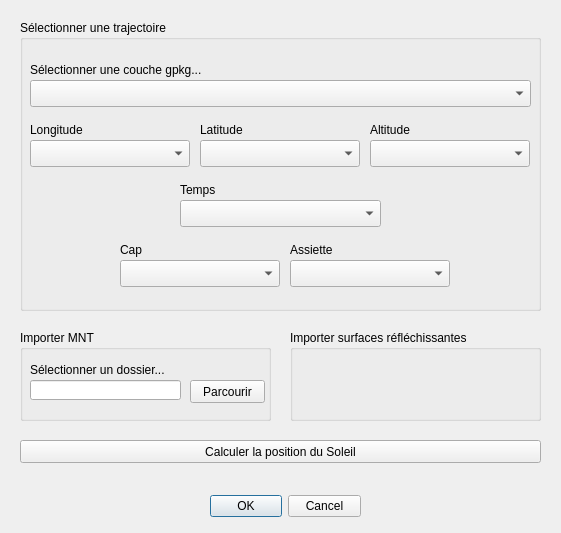
Above: eblouissement/Eblouissement_dialog_base.ui from PaulCllch/BEA before the change. Below: the same form after it.
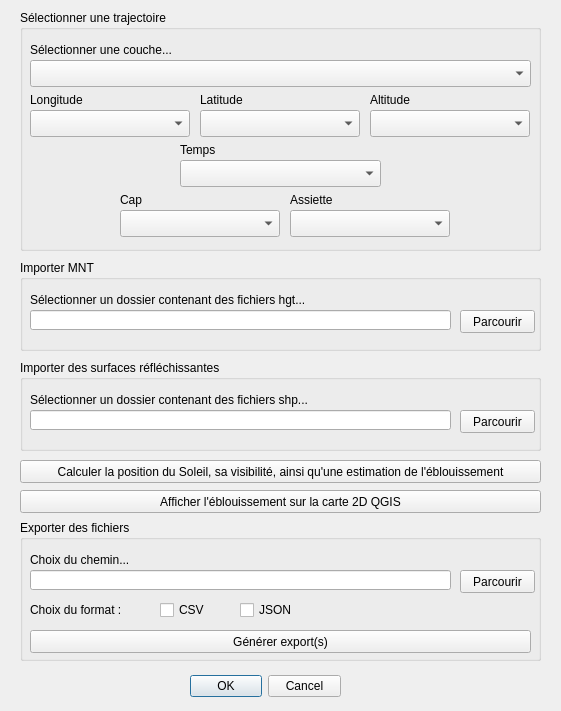
That is the form after the change. Custom widgets are drawn as their Qt base class.

Diff of the .ui file:
```diff
--- a/eblouissement/Eblouissement_dialog_base.ui
+++ b/eblouissement/Eblouissement_dialog_base.ui
@@ -7,7 +7,7 @@
     <x>0</x>
     <y>0</y>
     <width>561</width>
-    <height>533</height>
+    <height>711</height>
    </rect>
   </property>
   <property name="windowTitle">
@@ -16,8 +16,8 @@
   <widget class="QDialogButtonBox" name="button_box">
    <property name="geometry">
     <rect>
-     <x>210</x>
-     <y>490</y>
+     <x>190</x>
+     <y>670</y>
      <width>151</width>
      <height>32</height>
     </rect>
@@ -33,9 +33,9 @@
    <property name="geometry">
     <rect>
      <x>20</x>
-     <y>20</y>
+     <y>10</y>
      <width>521</width>
-     <height>291</height>
+     <height>241</height>
     </rect>
    </property>
    <property name="title">
@@ -45,20 +45,20 @@
     <property name="geometry">
      <rect>
       <x>10</x>
-      <y>40</y>
+      <y>30</y>
       <width>191</width>
       <height>19</height>
      </rect>
     </property>
     <property name="text">
-     <string>Sélectionner une couche gpkg...</string>
+     <string>Sélectionner une couche...</string>
     </property>
    </widget>
    <widget class="QgsMapLayerComboBox" name="select_traj">
     <property name="geometry">
      <rect>
       <x>10</x>
-      <y>60</y>
+      <y>50</y>
       <width>501</width>
       <height>27</height>
      </rect>
@@ -68,7 +68,7 @@
     <property name="geometry">
      <rect>
       <x>10</x>
-      <y>120</y>
+      <y>100</y>
       <width>160</width>
       <height>27</height>
      </rect>
@@ -78,7 +78,7 @@
     <property name="geometry">
      <rect>
       <x>10</x>
-      <y>100</y>
+      <y>80</y>
       <width>191</width>
       <height>19</height>
      </rect>
@@ -91,7 +91,7 @@
     <property name="geometry">
      <rect>
       <x>180</x>
-      <y>100</y>
+      <y>80</y>
       <width>191</width>
       <height>19</height>
      </rect>
@@ -104,7 +104,7 @@
     <property name="geometry">
      <rect>
       <x>180</x>
-      <y>120</y>
+      <y>100</y>
       <width>160</width>
       <height>27</height>
      </rect>
@@ -114,7 +114,7 @@
     <property name="geometry">
      <rect>
       <x>350</x>
-      <y>100</y>
+      <y>80</y>
       <width>191</width>
       <height>19</height>
      </rect>
@@ -127,7 +127,7 @@
     <property name="geometry">
      <rect>
       <x>350</x>
-      <y>120</y>
+      <y>100</y>
       <width>160</width>
       <height>27</height>
      </rect>
@@ -137,7 +137,7 @@
     <property name="geometry">
      <rect>
       <x>160</x>
-      <y>160</y>
+      <y>130</y>
       <width>191</width>
       <height>19</height>
      </rect>
@@ -150,7 +150,7 @@
     <property name="geometry">
      <rect>
       <x>160</x>
-      <y>180</y>
+      <y>150</y>
       <width>201</width>
       <height>27</height>
      </rect>
@@ -160,7 +160,7 @@
     <property name="geometry">
      <rect>
       <x>100</x>
-      <y>220</y>
+      <y>180</y>
       <width>191</width>
       <height>19</height>
      </rect>
@@ -173,7 +173,7 @@
     <property name="geometry">
      <rect>
       <x>270</x>
-      <y>240</y>
+      <y>200</y>
       <width>160</width>
       <height>27</height>
      </rect>
@@ -183,7 +183,7 @@
     <property name="geometry">
      <rect>
       <x>100</x>
-      <y>240</y>
+      <y>200</y>
       <width>160</width>
       <height>27</height>
      </rect>
@@ -193,7 +193,7 @@
     <property name="geometry">
      <rect>
       <x>270</x>
-      <y>220</y>
+      <y>180</y>
       <width>191</width>
       <height>19</height>
      </rect>
@@ -207,8 +207,8 @@
    <property name="geometry">
     <rect>
      <x>20</x>
-     <y>330</y>
-     <width>251</width>
+     <y>260</y>
+     <width>521</width>
      <height>91</height>
     </rect>
    </property>
@@ -218,7 +218,7 @@
    <widget class="QPushButton" name="parcourir_mnt">
     <property name="geometry">
      <rect>
-      <x>170</x>
+      <x>440</x>
       <y>50</y>
       <width>75</width>
       <height>23</height>
@@ -233,12 +233,12 @@
      <rect>
       <x>10</x>
       <y>30</y>
-      <width>191</width>
+      <width>301</width>
       <height>19</height>
      </rect>
     </property>
     <property name="text">
-     <string>Sélectionner un dossier...</string>
+     <string>Sélectionner un dossier contenant des fichiers hgt...</string>
     </property>
    </widget>
    <widget class="QLineEdit" name="text_mnt">
@@ -246,36 +246,186 @@
      <rect>
       <x>10</x>
       <y>50</y>
-      <width>151</width>
+      <width>421</width>
       <height>20</height>
      </rect>
     </property>
    </widget>
   </widget>
-  <widget class="QGroupBox" name="surfreflecto">
-   <property name="geometry">
-    <rect>
-     <x>290</x>
-     <y>330</y>
-     <width>251</width>
-     <height>91</height>
-    </rect>
-   </property>
-   <property name="title">
-    <string>Importer surfaces réfléchissantes</string>
-   </property>
-  </widget>
   <widget class="QPushButton" name="button_sun_pos_calc">
    <property name="geometry">
     <rect>
      <x>20</x>
-     <y>440</y>
+     <y>460</y>
      <width>521</width>
      <height>23</height>
     </rect>
    </property>
    <property name="text">
-    <string>Calculer la position du Soleil</string>
+    <string>Calculer la position du Soleil, sa visibilité, ainsi qu'une estimation de l'éblouissement</string>
+   </property>
+  </widget>
+  <widget class="QGroupBox" name="group_export">
+   <property name="geometry">
+    <rect>
+     <x>20</x>
+     <y>520</y>
+     <width>521</width>
+     <height>141</height>
+    </rect>
+   </property>
+   <property name="title">
+    <string>Exporter des fichiers</string>
+   </property>
+   <widget class="QLineEdit" name="text_export">
+    <property name="geometry">
+     <rect>
+      <x>10</x>
+      <y>50</y>
+      <width>421</width>
+      <height>20</height>
+     </rect>
+    </property>
+   </widget>
+   <widget class="QPushButton" name="parcourir_export">
+    <property name="geometry">
+     <rect>
+      <x>440</x>
+      <y>50</y>
+      <width>75</width>
+      <height>23</height>
+     </rect>
+    </property>
+    <property name="text">
+     <string>Parcourir</string>
+    </property>
+   </widget>
+   <widget class="QLabel" name="label_export">
+    <property name="geometry">
+     <rect>
+      <x>10</x>
+      <y>30</y>
+      <width>301</width>
+      <height>19</height>
+     </rect>
+    </property>
+    <property name="text">
+     <string>Choix du chemin...</string>
+    </property>
+   </widget>
+   <widget class="QCheckBox" name="csv">
+    <property name="geometry">
+     <rect>
+      <x>140</x>
+      <y>80</y>
+      <width>81</width>
+      <height>20</height>
+     </rect>
+    </property>
+    <property name="text">
+     <string>CSV</string>
+    </property>
+   </widget>
+   <widget class="QCheckBox" name="json">
+    <property name="geometry">
+     <rect>
+      <x>220</x>
+      <y>80</y>
+      <width>81</width>
+      <height>20</height>
+     </rect>
+    </property>
+    <property name="text">
+     <string>JSON</string>
+    </property>
+   </widget>
+   <widget class="QLabel" name="label_format">
+    <property name="geometry">
+     <rect>
+      <x>10</x>
+      <y>80</y>
+      <width>111</width>
+      <height>19</height>
+     </rect>
+    </property>
+    <property name="text">
+     <string>Choix du format :</string>
+    </property>
+   </widget>
+   <widget class="QPushButton" name="button_export">
+    <property name="geometry">
+     <rect>
+      <x>10</x>
+      <y>110</y>
+      <width>501</width>
+      <height>23</height>
+     </rect>
+    </property>
+    <property name="text">
+     <string>Générer export(s)</string>
+    </property>
+   </widget>
+  </widget>
+  <widget class="QGroupBox" name="sr">
+   <property name="geometry">
+    <rect>
+     <x>20</x>
+     <y>360</y>
+     <width>521</width>
+     <height>91</height>
+    </rect>
+   </property>
+   <property name="title">
+    <string>Importer des surfaces réfléchissantes</string>
+   </property>
+   <widget class="QPushButton" name="parcourir_sr">
+    <property name="geometry">
+     <rect>
+      <x>440</x>
+      <y>50</y>
+      <width>75</width>
+      <height>23</height>
+     </rect>
+    </property>
+    <property name="text">
+     <string>Parcourir</string>
+    </property>
+   </widget>
+   <widget class="QLabel" name="label_sr">
+    <property name="geometry">
+     <rect>
+      <x>10</x>
+      <y>30</y>
+      <width>301</width>
+      <height>19</height>
+     </rect>
+    </property>
+    <property name="text">
+     <string>Sélectionner un dossier contenant des fichiers shp...</string>
+    </property>
+   </widget>
+   <widget class="QLineEdit" name="text_sr">
+    <property name="geometry">
+     <rect>
+      <x>10</x>
+      <y>50</y>
+      <width>421</width>
+      <height>20</height>
+     </rect>
+    </property>
+   </widget>
+  </widget>
+  <widget class="QPushButton" name="button_display">
+   <property name="geometry">
+    <rect>
+     <x>20</x>
+     <y>490</y>
+     <width>521</width>
+     <height>23</height>
+    </rect>
+   </property>
+   <property name="text">
+    <string>Afficher l'éblouissement sur la carte 2D QGIS</string>
    </property>
   </widget>
  </widget>
```
